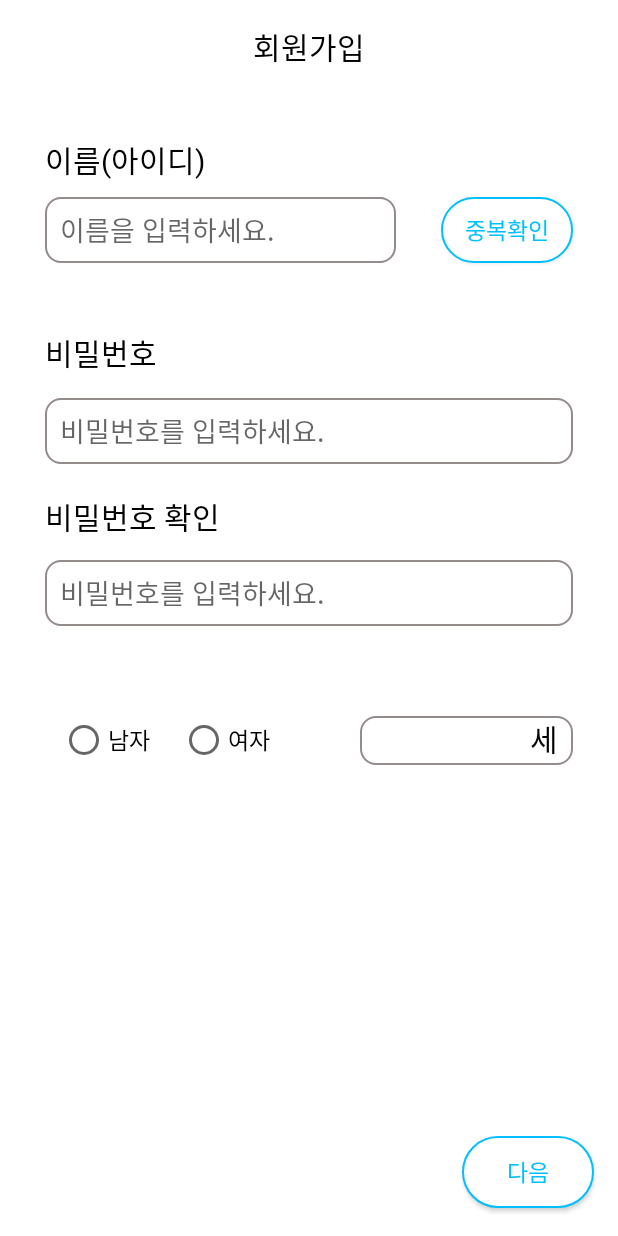
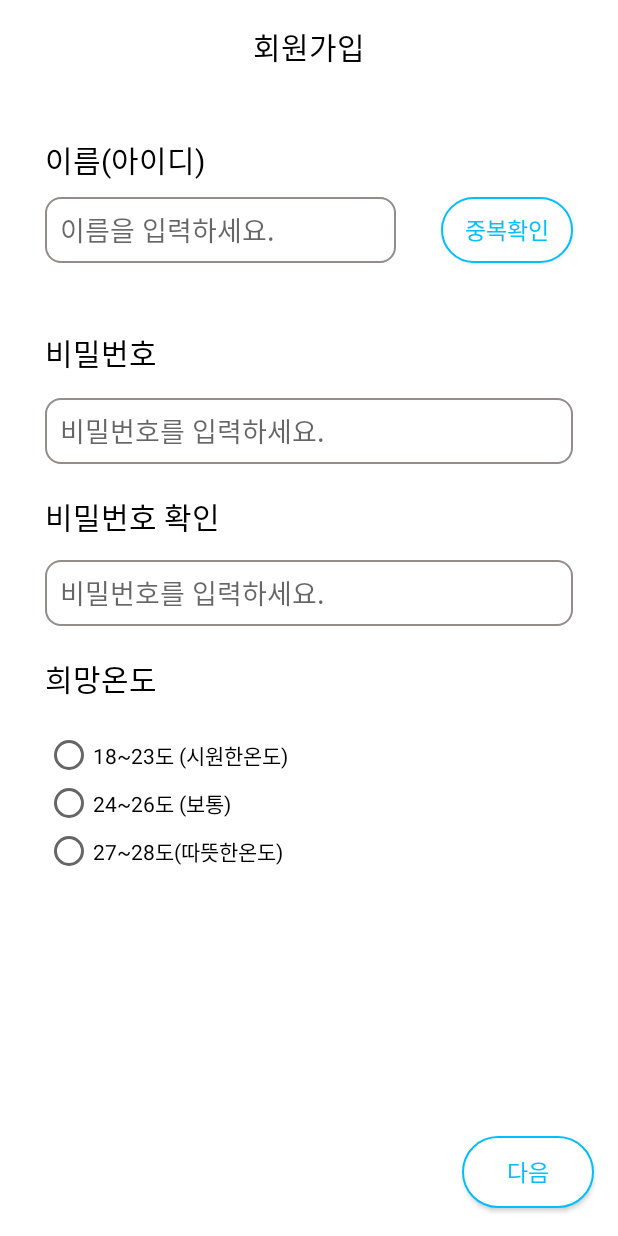
Before and after one commit to sorrylim/CapstoneDesign, an Android app: the Signup1Activity screen opened directly, with no data from a screen before it, on a phone screen of 412 x 824 dp. Run offline under Robolectric (Android 15) with nearby library versions, the phone set to English and light mode, and no system bars; network calls fail.

Commit message:
로그인

```diff
--- a/AUS/app/src/main/AndroidManifest.xml
+++ b/AUS/app/src/main/AndroidManifest.xml
@@ -15,14 +15,15 @@
         android:usesCleartextTraffic="true">
         <activity android:name=".IntroActivity.Signup2Activity"></activity>
         <activity android:name=".IntroActivity.Signup1Activity" />
-        <activity android:name=".IntroActivity.LoginActivity" />
-        <activity android:name=".MainActivity.MainActivity">
+        <activity android:name=".IntroActivity.LoginActivity" >
             <intent-filter>
                 <action android:name="android.intent.action.MAIN" />
 
                 <category android:name="android.intent.category.LAUNCHER" />
             </intent-filter>
         </activity>
+        <activity android:name=".MainActivity.MainActivity"/>
+
     </application>
 
 </manifest>
--- a/AUS/app/src/main/java/com/capstone/aus/IntroActivity/Signup2Activity.kt
+++ b/AUS/app/src/main/java/com/capstone/aus/IntroActivity/Signup2Activity.kt
@@ -9,5 +9,7 @@ class Signup2Activity : AppCompatActivity() {
     override fun onCreate(savedInstanceState: Bundle?) {
         super.onCreate(savedInstanceState)
         setContentView(R.layout.activity_signup2)
+
+        //제품등록
     }
 }
--- a/AUS/app/src/main/java/com/capstone/aus/Item/UserInfo.kt
+++ b/AUS/app/src/main/java/com/capstone/aus/Item/UserInfo.kt
@@ -6,6 +6,6 @@ class UserInfo : Application() {
     companion object{
         var ID : String=""
         var PW : String=""
-
+        var PERFER_TEM:String=""
     }
 }
--- a/AUS/app/src/main/res/layout/activity_signup1.xml
+++ b/AUS/app/src/main/res/layout/activity_signup1.xml
@@ -147,65 +147,6 @@
         app:layout_constraintTop_toTopOf="parent"
         app:layout_constraintVertical_bias="0.976" />
 
-    <RadioGroup
-        android:id="@+id/radiogroup_gender"
-        android:layout_width="wrap_content"
-        android:layout_height="wrap_content"
-        android:layout_marginStart="30dp"
-        android:layout_marginTop="60dp"
-        android:orientation="horizontal"
-        app:layout_constraintEnd_toEndOf="parent"
-        app:layout_constraintHorizontal_bias="0.0"
-        app:layout_constraintStart_toStartOf="parent"
-        app:layout_constraintTop_toBottomOf="@+id/edit_pwcheck">
-
-        <RadioButton
-            android:id="@+id/radio_male"
-            android:layout_width="match_parent"
-            android:layout_height="wrap_content"
-            android:layout_marginLeft="10dp"
-            android:layout_marginRight="10dp"
-            android:text="남자"
-            android:textColor="#000000"
-            android:textSize="15dp" />
-
-        <RadioButton
-            android:id="@+id/radio_female"
-            android:layout_width="match_parent"
-            android:layout_height="wrap_content"
-            android:layout_marginLeft="10dp"
-            android:layout_marginRight="10dp"
-            android:text="여자"
-            android:textColor="#000000"
-            android:textSize="15dp" />
-    </RadioGroup>
-
-    <EditText
-        android:id="@+id/edit_age"
-        android:layout_width="0dp"
-        android:layout_height="wrap_content"
-        android:layout_marginStart="50dp"
-        android:background="@drawable/edittext_signup"
-        android:ems="10"
-        android:inputType="number"
-        android:gravity="right"
-        android:paddingRight="40dp"
-        app:layout_constraintBottom_toBottomOf="@+id/radiogroup_gender"
-        app:layout_constraintEnd_toEndOf="@+id/edit_pwcheck"
-        app:layout_constraintStart_toEndOf="@+id/radiogroup_gender"
-        app:layout_constraintTop_toTopOf="@+id/radiogroup_gender" />
-
-    <TextView
-        android:id="@+id/textView"
-        android:layout_width="wrap_content"
-        android:layout_height="wrap_content"
-        android:layout_marginEnd="10dp"
-        android:text="세"
-        android:textSize="20dp"
-        android:textColor="#000000"
-        app:layout_constraintBaseline_toBaselineOf="@+id/edit_age"
-        app:layout_constraintEnd_toEndOf="@+id/edit_age" />
-
     <TextView
         android:id="@+id/text_pwcheck"
         android:layout_width="wrap_content"
@@ -222,4 +163,46 @@
         app:layout_constraintStart_toStartOf="@+id/edit_name"
         app:layout_constraintTop_toBottomOf="@+id/edit_name" />
 
+    <TextView
+        android:id="@+id/edit_tem"
+        android:layout_width="wrap_content"
+        android:layout_height="wrap_content"
+        android:layout_marginStart="30dp"
+        android:layout_marginTop="20dp"
+        android:text="희망온도"
+        android:textColor="#000000"
+        android:textSize="20dp"
+        app:layout_constraintStart_toStartOf="parent"
+        app:layout_constraintTop_toBottomOf="@+id/edit_pwcheck" />
+
+    <RadioGroup
+        android:id="@+id/radio_tem"
+        android:layout_width="247dp"
+        android:layout_height="101dp"
+        android:layout_marginStart="30dp"
+        android:layout_marginTop="20dp"
+        app:layout_constraintBottom_toBottomOf="parent"
+        app:layout_constraintStart_toStartOf="parent"
+        app:layout_constraintTop_toBottomOf="@+id/edit_tem"
+        app:layout_constraintVertical_bias="0.0">
+
+        <RadioButton
+            android:id="@+id/radiobtn_cold"
+            android:layout_width="match_parent"
+            android:layout_height="wrap_content"
+            android:text="18~23도 (시원한온도)" />
+
+        <RadioButton
+            android:id="@+id/radiobtn_mid"
+            android:layout_width="match_parent"
+            android:layout_height="wrap_content"
+            android:text="24~26도 (보통)" />
+
+        <RadioButton
+            android:id="@+id/radiobtn_hot"
+            android:layout_width="match_parent"
+            android:layout_height="wrap_content"
+            android:text="27~28도(따뜻한온도)" />
+    </RadioGroup>
+
 </androidx.constraintlayout.widget.ConstraintLayout>
```
Also changed, not shown: AUS/app/src/main/java/com/capstone/aus/IntroActivity/LoginActivity.kt (+5 -3 lines), AUS/app/src/main/java/com/capstone/aus/IntroActivity/Signup1Activity.kt (+2 -16 lines), AUS/app/src/main/java/com/capstone/aus/MainActivity/VolleyService.kt (+4 -4 lines), AUS/app/src/main/res/layout/activity_signup2.xml (+10 -0 lines), AUS/app/src/main/res/drawable/device1.png (added), AUS/app/src/main/res/drawable/device2.png (added), AUS/app/src/main/res/drawable/device3.png (added), 4 other files.
